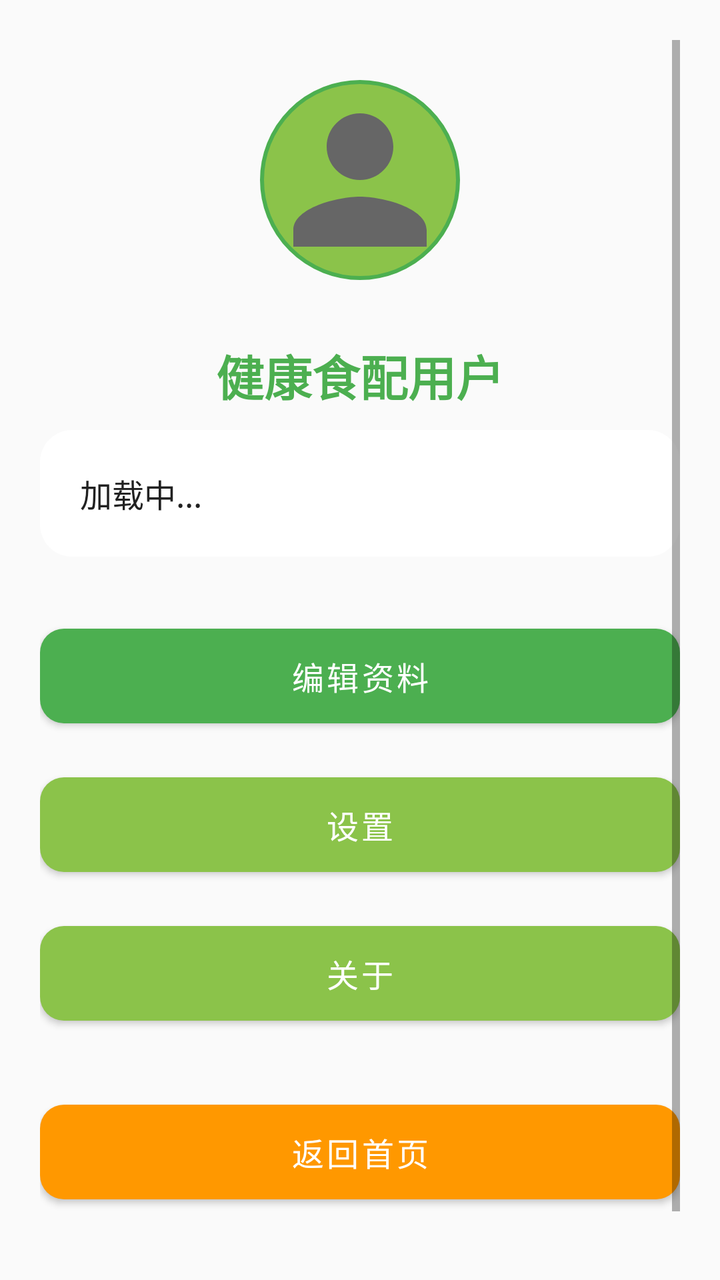
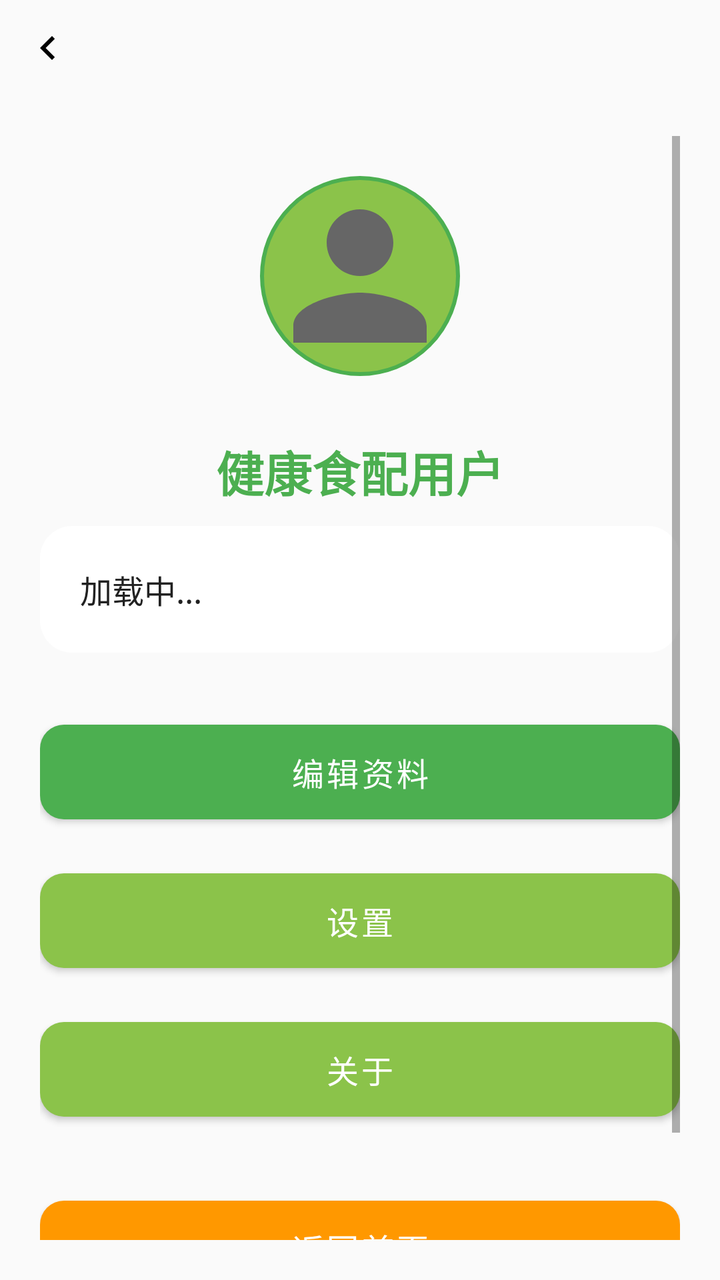

An Android layout rendered at two revisions. The XML below is the earlier revision; the diff shows what the commit changed to produce the second picture.
<!-- AndroidManifest.xml: activity theme Theme.NutriCompass -->
<!-- res/layout/activity_profile.xml -->
<?xml version="1.0" encoding="utf-8"?>
<ScrollView xmlns:android="http://schemas.android.com/apk/res/android"
    xmlns:app="http://schemas.android.com/apk/res-auto"
    android:layout_width="match_parent"
    android:layout_height="match_parent"
    android:background="@color/background_light"
    android:padding="20dp">

    <LinearLayout
        android:layout_width="match_parent"
        android:layout_height="wrap_content"
        android:orientation="vertical">

        
        <ImageView
            android:layout_width="100dp"
            android:layout_height="100dp"
            android:layout_gravity="center_horizontal"
            android:layout_marginTop="20dp"
            android:layout_marginBottom="30dp"
            android:src="@drawable/ic_person"
            android:background="@drawable/circle_background"
            android:scaleType="centerCrop" />

        
        <TextView
            android:id="@+id/tv_user_name"
            android:layout_width="wrap_content"
            android:layout_height="wrap_content"
            android:text="健康食配用户"
            android:textSize="24sp"
            android:textStyle="bold"
            android:textColor="@color/primary_green"
            android:layout_gravity="center_horizontal"
            android:layout_marginBottom="10dp" />

        
        <TextView
            android:id="@+id/tv_user_info"
            android:layout_width="match_parent"
            android:layout_height="wrap_content"
            android:text="加载中..."
            android:textSize="16sp"
            android:textColor="@color/text_primary"
            android:lineSpacingExtra="6dp"
            android:padding="20dp"
            android:background="@drawable/card_background"
            android:layout_marginBottom="30dp" />

        
        <com.google.android.material.button.MaterialButton
            android:id="@+id/btn_edit_profile"
            android:layout_width="match_parent"
            android:layout_height="wrap_content"
            android:text="编辑资料"
            android:textSize="16sp"
            android:padding="12dp"
            app:cornerRadius="12dp"
            app:backgroundTint="@color/primary_green"
            android:layout_marginBottom="15dp" />

        
        <com.google.android.material.button.MaterialButton
            android:id="@+id/btn_settings"
            android:layout_width="match_parent"
            android:layout_height="wrap_content"
            android:text="设置"
            android:textSize="16sp"
            android:padding="12dp"
            app:cornerRadius="12dp"
            app:backgroundTint="@color/light_green"
            android:layout_marginBottom="15dp" />

        <com.google.android.material.button.MaterialButton
            android:id="@+id/btn_about"
            android:layout_width="match_parent"
            android:layout_height="wrap_content"
            android:text="关于"
            android:textSize="16sp"
            android:padding="12dp"
            app:cornerRadius="12dp"
            app:backgroundTint="@color/light_green"
            android:layout_marginBottom="30dp" />

        
        <com.google.android.material.button.MaterialButton
            android:id="@+id/btn_logout"
            android:layout_width="match_parent"
            android:layout_height="wrap_content"
            android:text="返回首页"
            android:textSize="16sp"
            android:padding="12dp"
            app:cornerRadius="12dp"
            app:backgroundTint="@color/accent_orange"
            android:layout_marginBottom="50dp" />

    </LinearLayout>
</ScrollView>
<!-- resources referenced by this layout -->
<resources>
  <color name="accent_orange">#FF9800</color>
  <color name="background_light">#FAFAFA</color>
  <color name="light_green">#8BC34A</color>
  <color name="primary_green">#4CAF50</color>
  <color name="text_primary">#212121</color>
  <!-- drawable card_background (drawable) -->
  <?xml version="1.0" encoding="utf-8"?>
  <shape xmlns:android="http://schemas.android.com/apk/res/android">
      <solid android:color="#FFFFFF"/>
      <corners android:radius="16dp"/>
      <padding android:left="16dp" android:top="16dp" android:right="16dp" android:bottom="16dp"/>
  </shape>
  <!-- drawable circle_background (drawable) -->
  <?xml version="1.0" encoding="utf-8"?>
  <shape xmlns:android="http://schemas.android.com/apk/res/android"
      android:shape="oval">
  
      <solid android:color="@color/light_green" />
      <stroke
          android:width="2dp"
          android:color="@color/primary_green" />
  
  </shape>
  <!-- drawable ic_person (drawable) -->
  <?xml version="1.0" encoding="utf-8"?>
  <vector xmlns:android="http://schemas.android.com/apk/res/android"
      android:width="24dp"
      android:height="24dp"
      android:viewportWidth="24"
      android:viewportHeight="24">
      <path
          android:fillColor="#666666"
          android:pathData="M12,12c2.21,0 4,-1.79 4,-4s-1.79,-4 -4,-4s-4,1.79 -4,4s1.79,4 4,4zM12,14c-2.67,0 -8,1.34 -8,4v2h16v-2c0,-2.66 -5.33,-4 -8,-4z" />
  </vector>
  <style name="Theme.NutriCompass" parent="Theme.MaterialComponents.DayNight.NoActionBar">
          <item name="colorPrimary">@color/primary_green</item>
          <item name="colorPrimaryVariant">@color/light_green</item>
          <item name="colorOnPrimary">@color/white</item>
          <item name="colorSecondary">@color/accent_orange</item>
          <item name="colorSecondaryVariant">@color/accent_orange</item>
          <item name="colorOnSecondary">@color/black</item>
          <item name="android:statusBarColor">?attr/colorPrimaryVariant</item>
          <item name="android:windowBackground">@color/background_light</item>
      </style>
  <color name="white">#FFFFFFFF</color>
  <color name="black">#FF000000</color>
</resources>

<!-- the commit's change to res/layout/activity_profile.xml (unified diff, before → after) -->
@@ -1,98 +1,125 @@
 <?xml version="1.0" encoding="utf-8"?>
-<ScrollView xmlns:android="http://schemas.android.com/apk/res/android"
+<RelativeLayout xmlns:android="http://schemas.android.com/apk/res/android"
     xmlns:app="http://schemas.android.com/apk/res-auto"
     android:layout_width="match_parent"
     android:layout_height="match_parent"
-    android:background="@color/background_light"
-    android:padding="20dp">
+    android:background="@color/background_light">
 
-    <LinearLayout
+    
+    <include
+        android:id="@+id/back_button"
+        layout="@layout/layout_back_button"
+        android:layout_width="wrap_content"
+        android:layout_height="wrap_content"
+        android:layout_alignParentStart="true"
+        android:layout_alignParentTop="true" />
+
+    <ScrollView
         android:layout_width="match_parent"
-        android:layout_height="wrap_content"
-        android:orientation="vertical">
+        android:layout_height="match_parent"
+        android:padding="20dp"
+        android:layout_below="@id/back_button">
 
-        
-        <ImageView
-            android:layout_width="100dp"
-            android:layout_height="100dp"
-            android:layout_gravity="center_horizontal"
-            android:layout_marginTop="20dp"
-            android:layout_marginBottom="30dp"
-            android:src="@drawable/ic_person"
-            android:background="@drawable/circle_background"
-            android:scaleType="centerCrop" />
-
-        
-        <TextView
-            android:id="@+id/tv_user_name"
-            android:layout_width="wrap_content"
-            android:layout_height="wrap_content"
-            android:text="健康食配用户"
-            android:textSize="24sp"
-            android:textStyle="bold"
-            android:textColor="@color/primary_green"
-            android:layout_gravity="center_horizontal"
-            android:layout_marginBottom="10dp" />
-
-        
-        <TextView
-            android:id="@+id/tv_user_info"
+        <LinearLayout
             android:layout_width="match_parent"
             android:layout_height="wrap_content"
-            android:text="加载中..."
-            android:textSize="16sp"
-            android:textColor="@color/text_primary"
-            android:lineSpacingExtra="6dp"
-            android:padding="20dp"
-            android:background="@drawable/card_background"
-            android:layout_marginBottom="30dp" />
+            android:orientation="vertical">
 
-        
-        <com.google.android.material.button.MaterialButton
-            android:id="@+id/btn_edit_profile"
-            android:layout_width="match_parent"
-            android:layout_height="wrap_content"
-            android:text="编辑资料"
-            android:textSize="16sp"
-            android:padding="12dp"
-            app:cornerRadius="12dp"
-            app:backgroundTint="@color/primary_green"
-            android:layout_marginBottom="15dp" />
+            
+            <ImageView
+                android:layout_width="100dp"
+                android:layout_height="100dp"
+                android:layout_gravity="center_horizontal"
+                android:layout_marginTop="20dp"
+                android:layout_marginBottom="30dp"
+                android:src="@drawable/ic_person"
+                android:background="@drawable/circle_background"
+                android:scaleType="centerCrop" />
 
-        
-        <com.google.android.material.button.MaterialButton
-            android:id="@+id/btn_settings"
-            android:layout_width="match_parent"
-            android:layout_height="wrap_content"
-            android:text="设置"
-            android:textSize="16sp"
-            android:padding="12dp"
-            app:cornerRadius="12dp"
-            app:backgroundTint="@color/light_green"
-            android:layout_marginBottom="15dp" />
+            
+            <TextView
+                android:id="@+id/tv_user_name"
+                android:layout_width="wrap_content"
+                android:layout_height="wrap_content"
+                android:text="健康食配用户"
+                android:textSize="24sp"
+                android:textStyle="bold"
+                android:textColor="@color/primary_green"
+                android:layout_gravity="center_horizontal"
+                android:layout_marginBottom="10dp" />
 
-        <com.google.android.material.button.MaterialButton
-            android:id="@+id/btn_about"
-            android:layout_width="match_parent"
-            android:layout_height="wrap_content"
-            android:text="关于"
-            android:textSize="16sp"
-            android:padding="12dp"
-            app:cornerRadius="12dp"
-            app:backgroundTint="@color/light_green"
-            android:layout_marginBottom="30dp" />
+            
+            <TextView
+                android:id="@+id/tv_user_info"
+                android:layout_width="match_parent"
+                android:layout_height="wrap_content"
+                android:text="加载中..."
+                android:textSize="16sp"
+                android:textColor="@color/text_primary"
+                android:lineSpacingExtra="6dp"
+                android:padding="20dp"
+                android:background="@drawable/card_background"
+                android:layout_marginBottom="30dp" />
 
-        
-        <com.google.android.material.button.MaterialButton
-            android:id="@+id/btn_logout"
-            android:layout_width="match_parent"
-            android:layout_height="wrap_content"
-            android:text="返回首页"
-            android:textSize="16sp"
-            android:padding="12dp"
-            app:cornerRadius="12dp"
-            app:backgroundTint="@color/accent_orange"
-            android:layout_marginBottom="50dp" />
+            
+            <com.google.android.material.button.MaterialButton
+                android:id="@+id/btn_edit_profile"
+                android:layout_width="match_parent"
+                android:layout_height="wrap_content"
+                android:text="编辑资料"
+                android:textSize="16sp"
+                android:padding="12dp"
+                app:cornerRadius="12dp"
+                app:backgroundTint="@color/primary_green"
+                android:layout_marginBottom="15dp" />
 
-    </LinearLayout>
-</ScrollView>
+            
+            <com.google.android.material.button.MaterialButton
+                android:id="@+id/btn_settings"
+                android:layout_width="match_parent"
+                android:layout_height="wrap_content"
+                android:text="设置"
+                android:textSize="16sp"
+                android:padding="12dp"
+                app:cornerRadius="12dp"
+                app:backgroundTint="@color/light_green"
+                android:layout_marginBottom="15dp" />
+
+            <com.google.android.material.button.MaterialButton
+                android:id="@+id/btn_about"
+                android:layout_width="match_parent"
+                android:layout_height="wrap_content"
+                android:text="关于"
+                android:textSize="16sp"
+                android:padding="12dp"
+                app:cornerRadius="12dp"
+                app:backgroundTint="@color/light_green"
+                android:layout_marginBottom="30dp" />
+
+            
+            <com.google.android.material.button.MaterialButton
+                android:id="@+id/btn_logout"
+                android:layout_width="match_parent"
+                android:layout_height="wrap_content"
+                android:text="返回首页"
+                android:textSize="16sp"
+                android:padding="12dp"
+                app:cornerRadius="12dp"
+                app:backgroundTint="@color/accent_orange"
+                android:layout_marginBottom="50dp" />
+
+        </LinearLayout>
+    </ScrollView>
+</RelativeLayout>
+<!-- res/layout/layout_back_button.xml (included above) -->
+<?xml version="1.0" encoding="utf-8"?>
+<ImageView xmlns:android="http://schemas.android.com/apk/res/android"
+    android:id="@+id/iv_back"
+    android:layout_width="48dp"
+    android:layout_height="48dp"
+    android:src="@drawable/ic_back"
+    android:scaleType="centerInside"
+    android:padding="12dp"
+    android:contentDescription="返回"
+    android:layout_marginStart="8dp"
+    android:layout_marginTop="8dp"/>
<!-- resource entries referenced after the edit -->
@@ -23,6 +23,16 @@
           android:color="@color/primary_green" />
   
   </shape>
+  <!-- drawable ic_back (drawable) -->
+  <vector xmlns:android="http://schemas.android.com/apk/res/android"
+      android:width="24dp"
+      android:height="24dp"
+      android:viewportWidth="24"
+      android:viewportHeight="24">
+      <path
+          android:fillColor="#000000"
+          android:pathData="M15.41,16.59L10.83,12l4.58,-4.59L14,6l-6,6 6,6z"/>
+  </vector>
   <!-- drawable ic_person (drawable) -->
   <?xml version="1.0" encoding="utf-8"?>
   <vector xmlns:android="http://schemas.android.com/apk/res/android"
